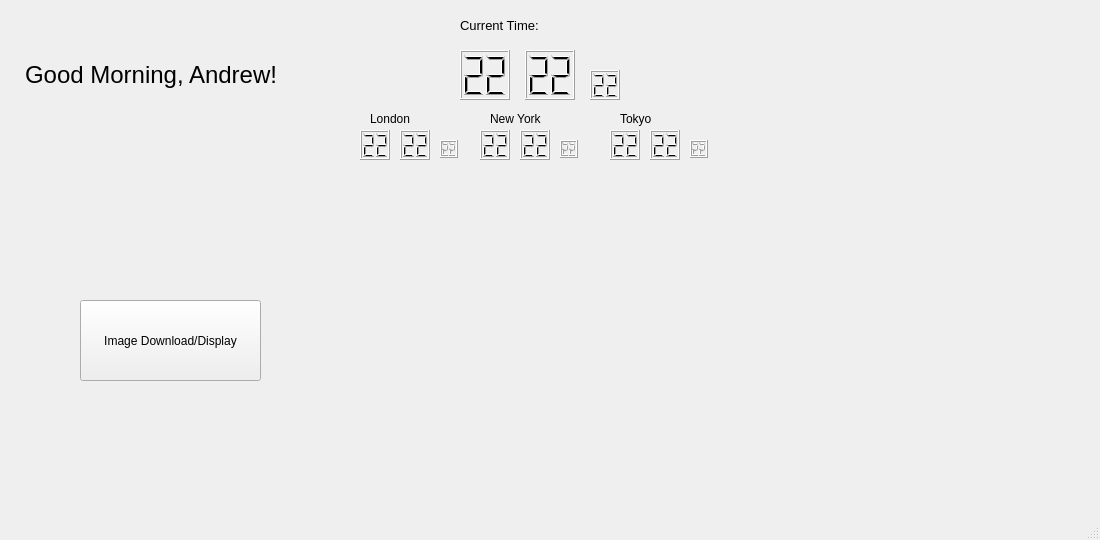
This is Lab4/mainwindow.ui in andrewwmclain/dashboard as Qt 5 draws it before an edit. The edited form follows.
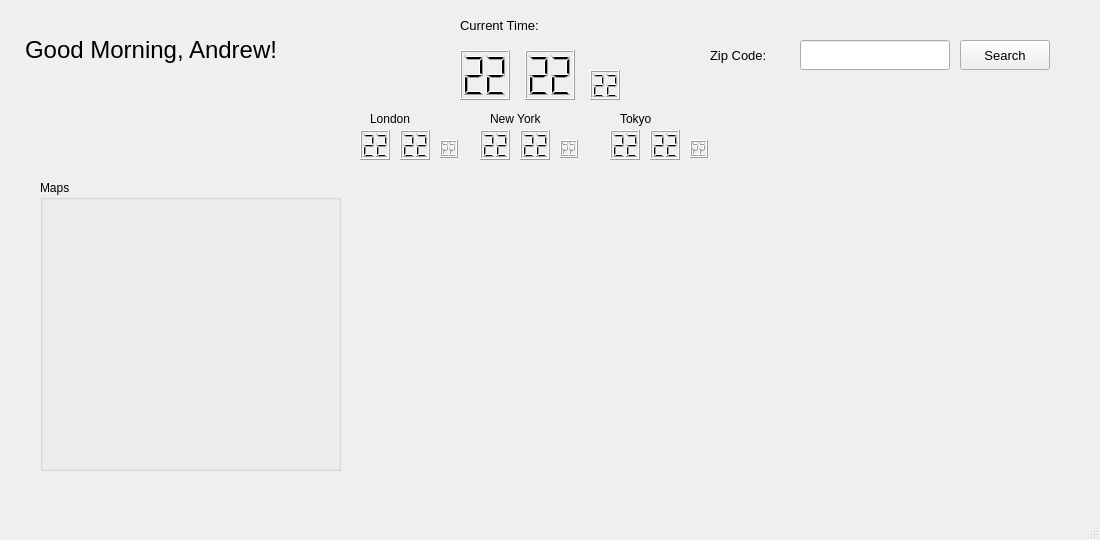
This is the edited form.

Commit message: Time zone conversion, image download, and maps API works.

Diff of the .ui file:
```diff
--- a/Lab4/mainwindow.ui
+++ b/Lab4/mainwindow.ui
@@ -66,9 +66,9 @@
     <property name="geometry">
      <rect>
       <x>25</x>
-      <y>25</y>
+      <y>20</y>
       <width>350</width>
-      <height>100</height>
+      <height>60</height>
      </rect>
     </property>
     <property name="font">
@@ -284,29 +284,75 @@
    <widget class="QPushButton" name="imgDL_pushButton">
     <property name="geometry">
      <rect>
-      <x>80</x>
-      <y>300</y>
-      <width>181</width>
-      <height>81</height>
+      <x>960</x>
+      <y>40</y>
+      <width>90</width>
+      <height>30</height>
      </rect>
     </property>
+    <property name="font">
+     <font>
+      <pointsize>10</pointsize>
+     </font>
+    </property>
     <property name="text">
-     <string>Image Download/Display</string>
+     <string>Search</string>
     </property>
    </widget>
-   <widget class="QLabel" name="imgDisplay_label">
+   <widget class="QLineEdit" name="zipCode_lineEdit">
     <property name="geometry">
      <rect>
-      <x>310</x>
-      <y>230</y>
-      <width>361</width>
-      <height>221</height>
+      <x>800</x>
+      <y>40</y>
+      <width>150</width>
+      <height>30</height>
      </rect>
     </property>
+   </widget>
+   <widget class="QLabel" name="zipCode_label">
+    <property name="geometry">
+     <rect>
+      <x>710</x>
+      <y>40</y>
+      <width>85</width>
+      <height>30</height>
+     </rect>
+    </property>
+    <property name="font">
+     <font>
+      <pointsize>10</pointsize>
+     </font>
+    </property>
     <property name="text">
-     <string/>
+     <string>Zip Code:</string>
     </property>
    </widget>
+   <widget class="QGroupBox" name="groupBox">
+    <property name="geometry">
+     <rect>
+      <x>40</x>
+      <y>180</y>
+      <width>301</width>
+      <height>291</height>
+     </rect>
+    </property>
+    <property name="title">
+     <string>Maps</string>
+    </property>
+    <widget class="QLabel" name="imgDisplay_label">
+     <property name="geometry">
+      <rect>
+       <x>10</x>
+       <y>40</y>
+       <width>281</width>
+       <height>241</height>
+      </rect>
+     </property>
+     <property name="text">
+      <string/>
+     </property>
+    </widget>
+   </widget>
   </widget>
   <widget class="QMenuBar" name="menubar">
    <property name="geometry">
```
The commit also changes 16 other files.
